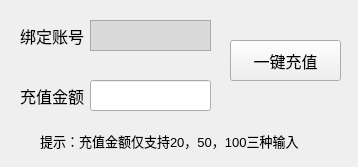
Above: ywqs.ui from 1161678627/yiwang_oracle before the change. Below: the same form after it.
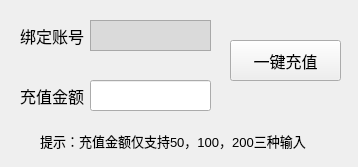
That is the form after the change.

Commit message: 执行加钱app的 pyside2 pydesigner文件

What changed in the file:
```diff
--- a/ywqs.ui
+++ b/ywqs.ui
@@ -115,7 +115,7 @@
     </font>
    </property>
    <property name="text">
-    <string>提示：充值金额仅支持20，50，100三种输入</string>
+    <string>提示：充值金额仅支持50，100，200三种输入</string>
    </property>
   </widget>
  </widget>
```
The commit also changes 1 other file.
